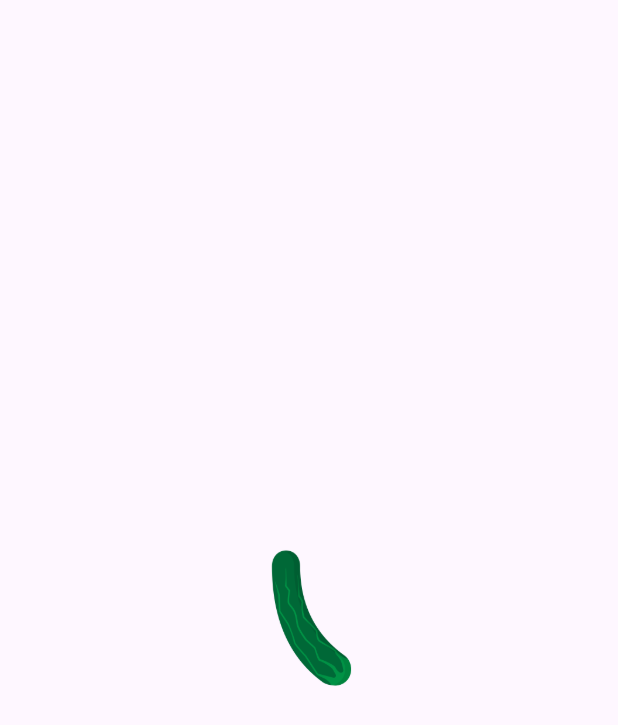
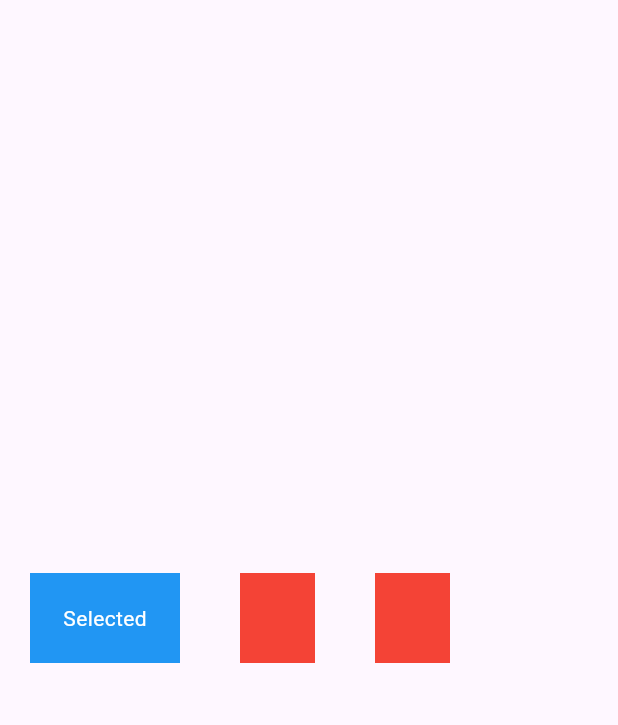
Before and after one commit to Alireza-Seif/animations, a Flutter app: the screen it shows after launch, on a phone screen of 412 x 824 dp. Shown: the top 725 px of the screen. Run offline on Flutter 3.47's test engine with Material 3 defaults, Android fonts, the phone set to English and light mode, and no system bars.

Commit message:
feat: Container Animation test

```diff
--- /dev/null
+++ b/lib/container_animation.dart
@@ -0,0 +1,51 @@
+import 'package:flutter/material.dart';
+
+class ContainerAnimation extends StatefulWidget {
+  const ContainerAnimation({super.key});
+
+  @override
+  State<ContainerAnimation> createState() => _ContainerAnimationState();
+}
+
+class _ContainerAnimationState extends State<ContainerAnimation> {
+  int _selectedIndex = 0;
+  @override
+  Widget build(BuildContext context) {
+    return Scaffold(
+        body: Center(
+      child: SizedBox(
+        height: 100,
+        child: ListView.builder(
+          scrollDirection: Axis.horizontal,
+          itemCount: 3,
+          itemBuilder: (context, index) {
+            return GestureDetector(
+              onTap: () {
+                setState(() {
+                  _selectedIndex = index;
+                });
+              },
+              child: AnimatedContainer(
+                margin: const EdgeInsets.all(20),
+                width: (index == _selectedIndex) ? 100 : 50,
+                height: 100,
+                color: (index == _selectedIndex) ? Colors.blue : Colors.red,
+                duration: const Duration(milliseconds: 200),
+                child: AnimatedScale(
+                  duration: const Duration(milliseconds: 800),
+                  scale: (index == _selectedIndex) ? 1 : 0,
+                  child: const Center(
+                    child: Text(
+                      'Selected',
+                      style: TextStyle(color: Colors.white),
+                    ),
+                  ),
+                ),
+              ),
+            );
+          },
+        ),
+      ),
+    ));
+  }
+}
--- a/lib/main.dart
+++ b/lib/main.dart
@@ -1,3 +1,4 @@
+import 'package:animations/container_animation.dart';
 import 'package:animations/opacity_animation.dart';
 import 'package:animations/position_animation.dart';
 import 'package:animations/rotation_animation.dart';
@@ -13,7 +14,7 @@ class MainApp extends StatelessWidget {
   @override
   Widget build(BuildContext context) {
     return const MaterialApp(
-      home: RotaionAnimation()
+      home: ContainerAnimation()
     );
   }
 }
```
